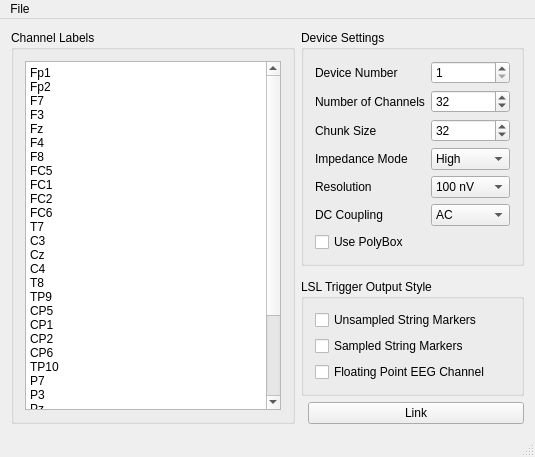
Qt form mainwindow.ui (labstreaminglayer/App-BrainAmpSeries) before a commit.
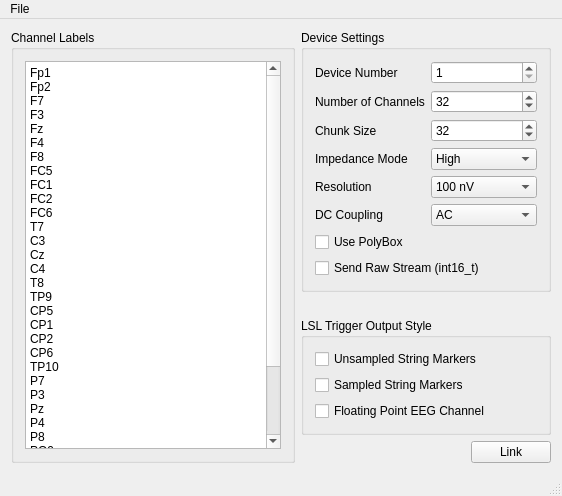
The same form after that commit.

Commit message: BrainAmpSeries: Add option to send the raw int16_t stream

Diff of the .ui file:
```diff
--- a/mainwindow.ui
+++ b/mainwindow.ui
@@ -2,6 +2,14 @@
 <ui version="4.0">
  <class>MainWindow</class>
  <widget class="QMainWindow" name="MainWindow">
+  <property name="geometry">
+   <rect>
+    <x>0</x>
+    <y>0</y>
+    <width>562</width>
+    <height>496</height>
+   </rect>
+  </property>
   <property name="windowTitle">
    <string>BrainAmpSeries Connector</string>
   </property>
@@ -226,11 +234,28 @@
            </property>
           </widget>
          </item>
+         <item row="7" column="0" colspan="2">
+          <widget class="QCheckBox" name="sendRawStream">
+           <property name="text">
+            <string>Send Raw Stream (int16_t)</string>
+           </property>
+          </widget>
+         </item>
         </layout>
        </widget>
       </item>
       <item>
-       <spacer name="verticalSpacer"/>
+       <spacer name="verticalSpacer">
+        <property name="orientation">
+         <enum>Qt::Vertical</enum>
+        </property>
+        <property name="sizeHint" stdset="0">
+         <size>
+          <width>0</width>
+          <height>0</height>
+         </size>
+        </property>
+       </spacer>
       </item>
       <item>
        <widget class="QGroupBox" name="trigger_box">
@@ -272,6 +297,12 @@
           <property name="orientation">
            <enum>Qt::Horizontal</enum>
           </property>
+          <property name="sizeHint" stdset="0">
+           <size>
+            <width>0</width>
+            <height>0</height>
+           </size>
+          </property>
          </spacer>
         </item>
         <item>
```
The commit also changes 2 other files.
